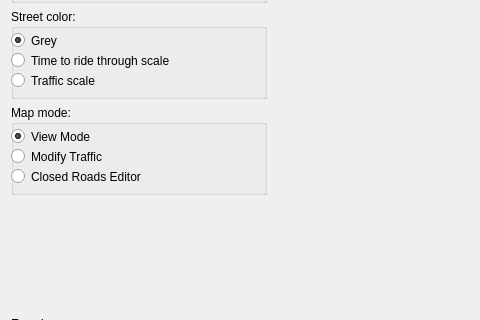
The window that src/icp/mainwindow.ui (hojkas/ICP) describes before a commit, drawn with Qt 5; both pictures show x 0 to 480 and y 240 to 560 of the 836 by 710 pixel window.
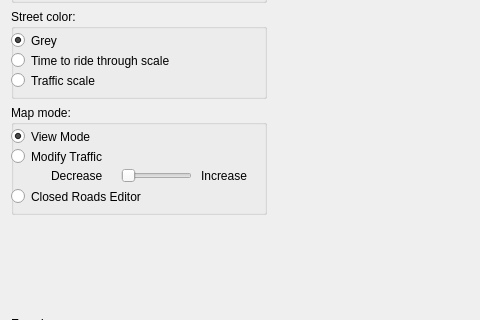
The same window after the commit. Custom widgets are drawn as their Qt base class.

Diff of the .ui file:
```diff
--- a/src/icp/mainwindow.ui
+++ b/src/icp/mainwindow.ui
@@ -247,7 +247,7 @@
         <property name="minimumSize">
          <size>
           <width>200</width>
-          <height>90</height>
+          <height>110</height>
          </size>
         </property>
         <property name="title">
@@ -274,7 +274,7 @@
           <rect>
            <x>0</x>
            <y>40</y>
-           <width>181</width>
+           <width>131</width>
            <height>23</height>
           </rect>
          </property>
@@ -286,7 +286,7 @@
          <property name="geometry">
           <rect>
            <x>0</x>
-           <y>60</y>
+           <y>80</y>
            <width>161</width>
            <height>23</height>
           </rect>
@@ -295,6 +295,48 @@
           <string>Closed Roads Editor</string>
          </property>
         </widget>
+        <widget class="QLabel" name="label_2">
+         <property name="geometry">
+          <rect>
+           <x>40</x>
+           <y>60</y>
+           <width>67</width>
+           <height>21</height>
+          </rect>
+         </property>
+         <property name="text">
+          <string>Decrease</string>
+         </property>
+        </widget>
+        <widget class="QSlider" name="horizontalSlider_2">
+         <property name="geometry">
+          <rect>
+           <x>110</x>
+           <y>60</y>
+           <width>71</width>
+           <height>21</height>
+          </rect>
+         </property>
+         <property name="maximum">
+          <number>1</number>
+         </property>
+         <property name="orientation">
+          <enum>Qt::Horizontal</enum>
+         </property>
+        </widget>
+        <widget class="QLabel" name="label_3">
+         <property name="geometry">
+          <rect>
+           <x>190</x>
+           <y>60</y>
+           <width>67</width>
+           <height>21</height>
+          </rect>
+         </property>
+         <property name="text">
+          <string>Increase</string>
+         </property>
+        </widget>
        </widget>
       </item>
       <item>
```
Left out of the diff: 19 changed lines with no effect on the pictures.
